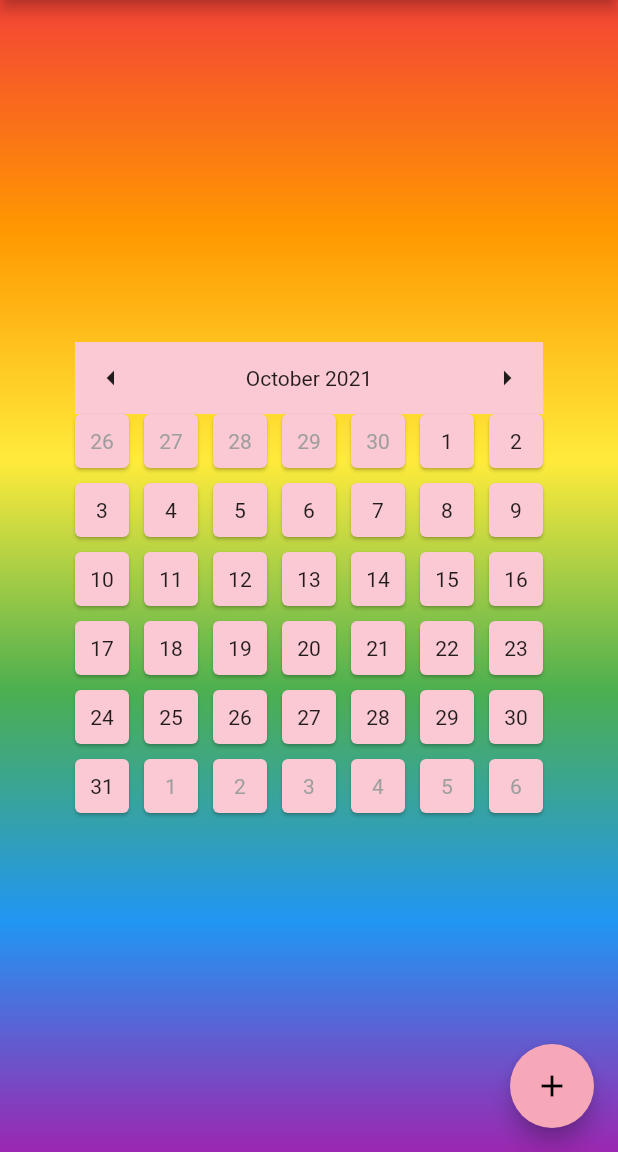
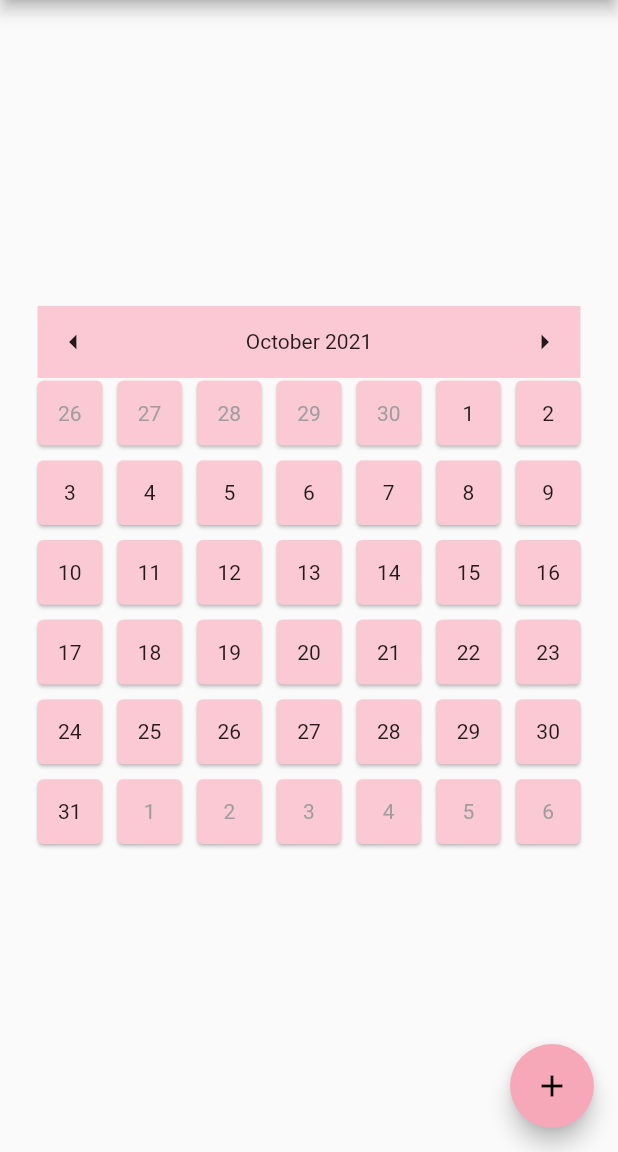
Before and after one commit to Aelerinya/the-gay-agenda, a Flutter app: the screen it shows after launch, on a phone screen of 412 x 824 dp, the part 84-1236 px from its top. Run offline on Flutter 3.47's test engine with Material 2 defaults, Android fonts, the light colour scheme and no system bars; our stand-ins replace flutter_colorpicker, hive_flutter, image_picker, transparent_image; missing offline and left inert: assorted_layout_widgets; accounts and stored records are empty.

Commit message:
fix: remove rainbow background

```diff
--- a/lib/constants/rainbow_gradient.dart
+++ /dev/null
@@ -1,13 +0,0 @@
-import 'package:flutter/material.dart';
-
-const rainbowGradient = LinearGradient(
-    begin: Alignment.topCenter,
-    end: Alignment.bottomCenter,
-    colors: [
-      Colors.red,
-      Colors.orange,
-      Colors.yellow,
-      Colors.green,
-      Colors.blue,
-      Colors.purple
-    ]);
--- a/lib/screens/home_screen.dart
+++ b/lib/screens/home_screen.dart
@@ -6,7 +6,6 @@ import 'package:the_gay_agenda/services/events.dart';
 import 'package:the_gay_agenda/services/user.dart';
 import 'package:the_gay_agenda/widgets/month_view.dart';
 import 'package:the_gay_agenda/widgets/profile_drawer.dart';
-import 'package:the_gay_agenda/constants/rainbow_gradient.dart';
 
 class HomeScreen extends StatelessWidget {
   const HomeScreen({Key? key}) : super(key: key);
@@ -20,8 +19,7 @@ class HomeScreen extends StatelessWidget {
             builder: (_, Box<User> box, __) =>
                 ProfileDrawer(user: box.values.first)),
         body: Container(
-            decoration: const BoxDecoration(gradient: rainbowGradient),
-            padding: const EdgeInsets.all(50),
+            padding: const EdgeInsets.all(25),
             alignment: Alignment.center,
             child: ValueListenableBuilder(
                 valueListenable: Hive.box<Event>("events").listenable(),
```
